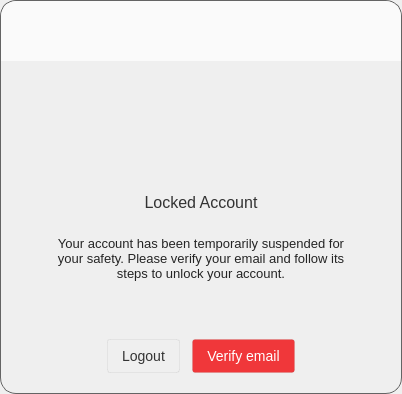
Before: the Qt Designer form src/MEGASync/gui/win/GuestWidget.ui in meganz/MEGAsync, drawn with Qt 5.
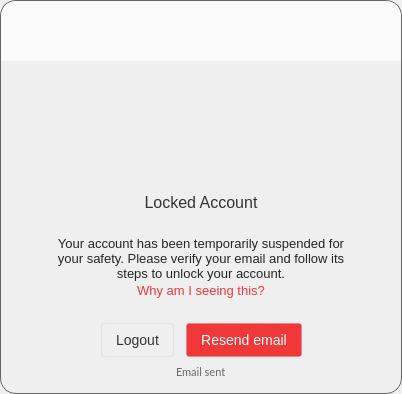
After: the same form once the commit is applied. The open tabs and pages were chosen to show the change. Icons and pictures are not drawn.

Commit message: have email block new flow working for linux & win

Patch:
```diff
--- a/src/MEGASync/gui/win/GuestWidget.ui
+++ b/src/MEGASync/gui/win/GuestWidget.ui
@@ -1378,7 +1378,75 @@
                  </widget>
                 </item>
                 <item>
-                 <spacer name="verticalSpacer_4">
+                 <widget class="QWidget" name="wWhyAmIseen" native="true">
+                  <layout class="QHBoxLayout" name="horizontalLayout_12">
+                   <property name="spacing">
+                    <number>0</number>
+                   </property>
+                   <property name="leftMargin">
+                    <number>0</number>
+                   </property>
+                   <property name="topMargin">
+                    <number>0</number>
+                   </property>
+                   <property name="rightMargin">
+                    <number>0</number>
+                   </property>
+                   <property name="bottomMargin">
+                    <number>0</number>
+                   </property>
+                   <item>
+                    <spacer name="horizontalSpacer_19">
+                     <property name="orientation">
+                      <enum>Qt::Horizontal</enum>
+                     </property>
+                     <property name="sizeHint" stdset="0">
+                      <size>
+                       <width>79</width>
+                       <height>20</height>
+                      </size>
+                     </property>
+                    </spacer>
+                   </item>
+                   <item>
+                    <widget class="QPushButton" name="bWhyAmIseen">
+                     <property name="cursor">
+                      <cursorShape>PointingHandCursor</cursorShape>
+                     </property>
+                     <property name="styleSheet">
+                      <string notr="true">#bWhyAmIseen
+{
+
+  color: #F0373A;
+  font-family: &quot;SF Pro Text&quot;;
+  font-size: 13px;
+  line-height: 15px;
+  border: none;
+}</string>
+                     </property>
+                     <property name="text">
+                      <string>Why am I seeing this?</string>
+                     </property>
+                    </widget>
+                   </item>
+                   <item>
+                    <spacer name="horizontalSpacer_20">
+                     <property name="orientation">
+                      <enum>Qt::Horizontal</enum>
+                     </property>
+                     <property name="sizeHint" stdset="0">
+                      <size>
+                       <width>79</width>
+                       <height>20</height>
+                      </size>
+                     </property>
+                    </spacer>
+                   </item>
+                  </layout>
+                 </widget>
+                </item>
+                <item>
+                 <spacer name="verticalSpacer_6">
                   <property name="orientation">
                    <enum>Qt::Vertical</enum>
                   </property>
@@ -1420,6 +1488,9 @@
                 <property name="topMargin">
                  <number>0</number>
                 </property>
+                <property name="bottomMargin">
+                 <number>5</number>
+                </property>
                 <item>
                  <spacer name="horizontalSpacer_11">
                   <property name="orientation">
@@ -1489,18 +1560,21 @@
                   <property name="styleSheet">
                    <string notr="true">#bVerifyEmail
 {
-background-color: #F0373A;
+background-color: rgba(240, 55, 58, 1);
  border-radius: 3px;
  border: 1px solid rgba(0, 0, 0, 5%);
  padding: 7px 14px 7px 14px;
  font-family: &quot;Lato&quot;;
  font-size: 14px;
  color: #ffffff;
+}
 
+#bVerifyEmail:disabled {
+background-color:rgba(240, 55, 58, 0.3);
 }</string>
                   </property>
                   <property name="text">
-                   <string>Verify email</string>
+                   <string>Resend email</string>
                   </property>
                  </widget>
                 </item>
@@ -1520,6 +1594,81 @@
                </layout>
               </widget>
              </item>
+             <item>
+              <widget class="QWidget" name="wEmailSent" native="true">
+               <property name="minimumSize">
+                <size>
+                 <width>0</width>
+                 <height>20</height>
+                </size>
+               </property>
+               <property name="maximumSize">
+                <size>
+                 <width>16777215</width>
+                 <height>20</height>
+                </size>
+               </property>
+               <layout class="QHBoxLayout" name="horizontalLayout_11">
+                <property name="spacing">
+                 <number>0</number>
+                </property>
+                <property name="leftMargin">
+                 <number>0</number>
+                </property>
+                <property name="topMargin">
+                 <number>0</number>
+                </property>
+                <property name="rightMargin">
+                 <number>0</number>
+                </property>
+                <property name="bottomMargin">
+                 <number>0</number>
+                </property>
+                <item>
+                 <spacer name="horizontalSpacer_17">
+                  <property name="orientation">
+                   <enum>Qt::Horizontal</enum>
+                  </property>
+                  <property name="sizeHint" stdset="0">
+                   <size>
+                    <width>170</width>
+                    <height>17</height>
+                   </size>
+                  </property>
+                 </spacer>
+                </item>
+                <item>
+                 <widget class="QLabel" name="lEmailSent">
+                  <property name="styleSheet">
+                   <string notr="true">#lEmailSent
+{
+  color: #666666;
+  font-family: Lato;
+  font-size: 11px;
+  letter-spacing: 0;
+}</string>
+                  </property>
+                  <property name="text">
+                   <string>Email sent</string>
+                  </property>
+                 </widget>
+                </item>
+                <item>
+                 <spacer name="horizontalSpacer_18">
+                  <property name="orientation">
+                   <enum>Qt::Horizontal</enum>
+                  </property>
+                  <property name="sizeHint" stdset="0">
+                   <size>
+                    <width>169</width>
+                    <height>17</height>
+                   </size>
+                  </property>
+                 </spacer>
+                </item>
+               </layout>
+              </widget>
+             </item>
             </layout>
            </widget>
           </item>
```
The commit also changes 4 other files.
